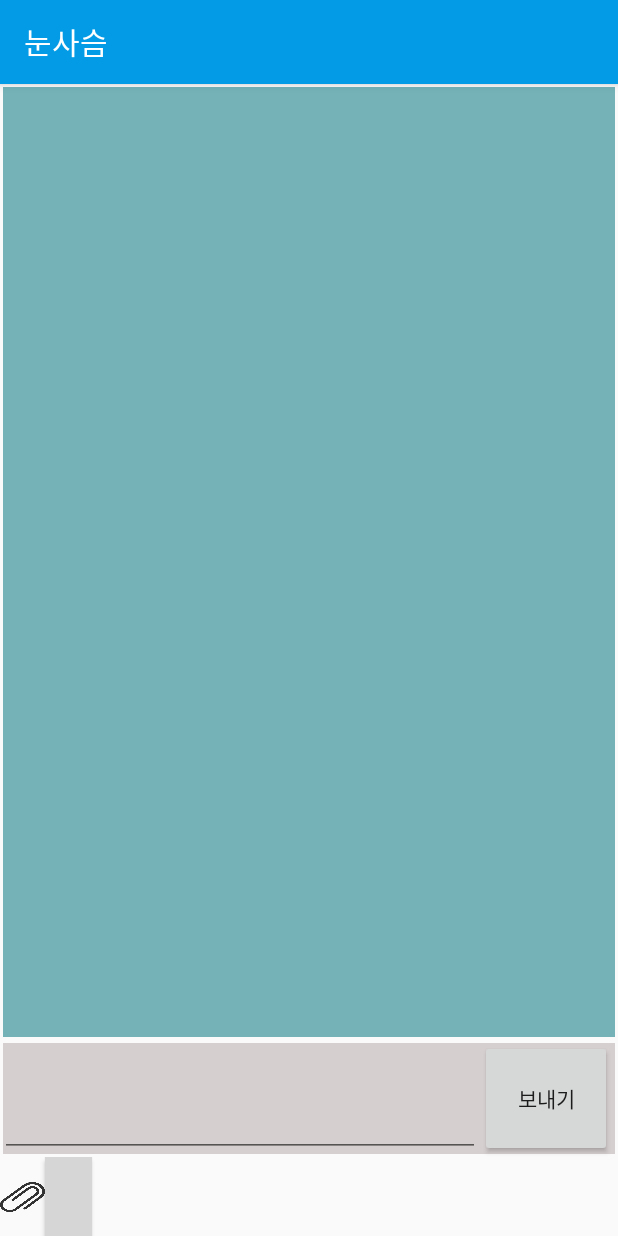
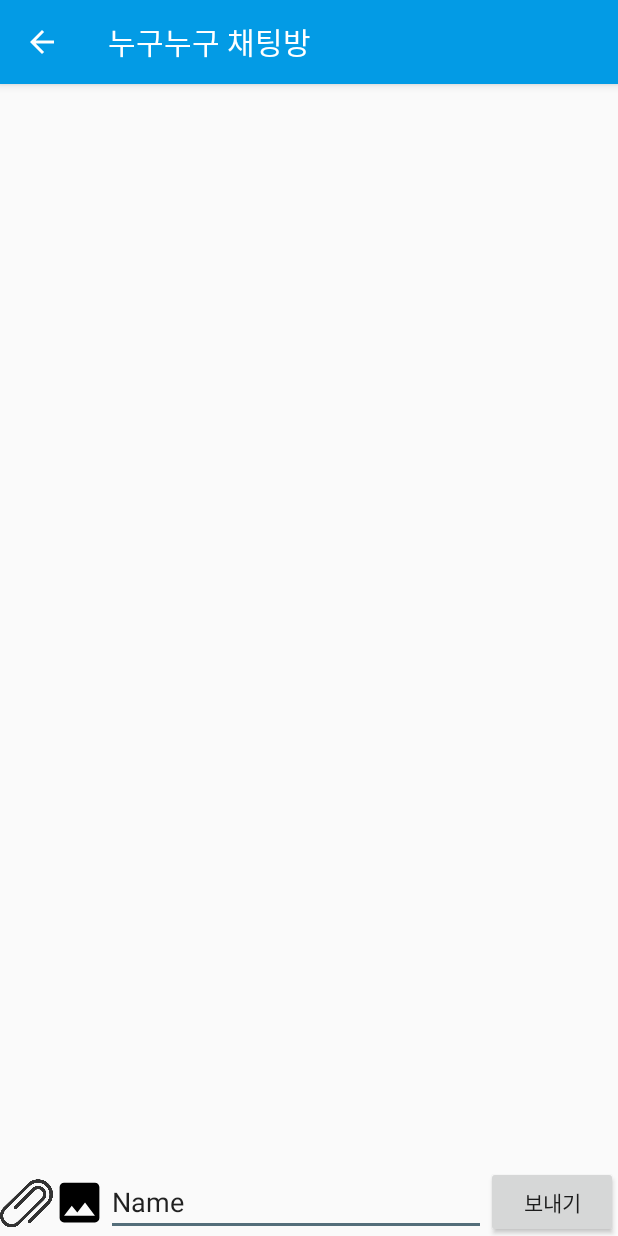
Before and after one commit to tmsgod2/IdeaBoard, an Android app: the ChatBoardActivity screen opened directly, with no data from a screen before it, on a phone screen of 412 x 824 dp. Run offline under Robolectric (Android 15) with nearby library versions, the phone set to English and light mode, and no system bars.

Commit message:
ChatBoardActivity, CleverIdeaBoard, IdeamainActivity의 상단 액션바에 뒤로가기 버튼 추가, ChatBoardActivity 레이아웃 수정

```diff
--- a/app/src/main/AndroidManifest.xml
+++ b/app/src/main/AndroidManifest.xml
@@ -15,7 +15,6 @@
         <activity android:name=".logintitle">
             <intent-filter>
                 <action android:name="android.intent.action.MAIN" />
-
                 <category android:name="android.intent.category.LAUNCHER" />
             </intent-filter>
         </activity>
--- a/app/src/main/java/com/capstonewansook/ideaboard/ChatBoardActivity.java
+++ b/app/src/main/java/com/capstonewansook/ideaboard/ChatBoardActivity.java
@@ -1,8 +1,11 @@
 package com.capstonewansook.ideaboard;
 
 import android.os.Bundle;
+import android.view.MenuItem;
 
+import androidx.annotation.NonNull;
 import androidx.annotation.Nullable;
+import androidx.appcompat.app.ActionBar;
 import androidx.appcompat.app.AppCompatActivity;
 
 public class ChatBoardActivity extends AppCompatActivity {
@@ -11,5 +14,23 @@ public class ChatBoardActivity extends AppCompatActivity {
     protected void onCreate(@Nullable Bundle savedInstanceState) {
         super.onCreate(savedInstanceState);
         setContentView(R.layout.activity_chatboard);
+
+        //상단 액션바의 뒤로가기 버튼을 위해 작성
+        ActionBar actionBar = getSupportActionBar();
+        actionBar.setTitle("누구누구 채팅방");
+
+        actionBar.setDisplayHomeAsUpEnabled(true);
+    }
+
+    //상단의 뒤로가기 버튼 클릭시 뒤로 감
+    @Override
+    public boolean onOptionsItemSelected(@NonNull MenuItem item) {
+        switch(item.getItemId()){
+            case android.R.id.home:
+                onBackPressed();
+                return true;
+        }
+
+        return super.onOptionsItemSelected(item);
     }
 }
--- a/app/src/main/res/layout/activity_chatboard.xml
+++ b/app/src/main/res/layout/activity_chatboard.xml
@@ -1,61 +1,59 @@
 <?xml version="1.0" encoding="utf-8"?>
-<LinearLayout xmlns:android="http://schemas.android.com/apk/res/android"
+<androidx.constraintlayout.widget.ConstraintLayout xmlns:android="http://schemas.android.com/apk/res/android"
     xmlns:app="http://schemas.android.com/apk/res-auto"
     xmlns:tools="http://schemas.android.com/tools"
     android:layout_width="match_parent"
     android:layout_height="match_parent"
-    android:orientation="vertical"
-    android:weightSum="9"
-    tools:context=".MainActivity">
+    tools:context=".IdeamainActivity">
+
+
+    <EditText
+        android:id="@+id/chatboard_editText"
+        android:layout_width="0dp"
+        android:layout_height="wrap_content"
+        android:ems="10"
+        android:inputType="textMultiLine"
+        android:text="Name"
+        app:layout_constraintBottom_toBottomOf="parent"
+        app:layout_constraintEnd_toStartOf="@+id/chatboard_sendButton"
+        app:layout_constraintHorizontal_bias="1.0"
+        app:layout_constraintStart_toEndOf="@+id/bt_gallery"
+        android:maxLines="4"
+        />
+
+    <Button
+        android:id="@+id/chatboard_sendButton"
+        android:layout_width="wrap_content"
+        android:layout_height="wrap_content"
+        android:text="보내기"
+        app:layout_constraintBottom_toBottomOf="parent"
+        app:layout_constraintEnd_toEndOf="parent"
+        app:layout_constraintTop_toTopOf="@+id/chatboard_editText" />
 
     <androidx.recyclerview.widget.RecyclerView
-        android:layout_width="match_parent"
-        android:layout_height="427dp"
-        android:layout_weight="7"
-        android:background="@drawable/recycleline" />
+        android:id="@+id/saple_recyclerview"
+        android:layout_width="0dp"
+        android:layout_height="0dp"
+        app:layout_constraintBottom_toTopOf="@+id/chatboard_editText"
+        app:layout_constraintEnd_toEndOf="parent"
+        app:layout_constraintStart_toStartOf="parent"
+        app:layout_constraintTop_toTopOf="parent" />
 
-    <LinearLayout
-        android:layout_width="match_parent"
-        android:layout_height="wrap_content"
-        android:layout_weight="1"
-        android:gravity="bottom"
-        android:orientation="horizontal"
-        android:background="@drawable/chatline">
+    <ImageView
+        android:id="@+id/bt_clib"
+        android:layout_width="35dp"
+        android:layout_height="35dp"
+        app:layout_constraintBottom_toBottomOf="parent"
+        app:layout_constraintStart_toStartOf="parent"
+        app:layout_constraintTop_toTopOf="@+id/chatboard_editText"
+        app:srcCompat="@drawable/bt_clib" />
 
-        <EditText
-            android:layout_width="320dp"
-            android:layout_height="match_parent"
-            android:gravity="bottom" />
-
-        <Button
-            android:id="@+id/bt_send"
-            android:layout_width="wrap_content"
-            android:layout_height="match_parent"
-            android:text="보내기" />
-    </LinearLayout>
-
-    <LinearLayout
-        android:layout_width="match_parent"
-        android:layout_height="wrap_content"
-        android:layout_gravity="bottom"
-        android:layout_weight="1"
-        android:gravity="bottom"
-        android:orientation="horizontal">
-
-        <Button
-            android:id="@+id/bt_clib"
-            android:layout_width="30dp"
-            android:layout_height="22dp"
-            android:background="@drawable/bt_clib"
-            android:padding="0dp"
-            android:scaleType="centerInside" />
-
-        <Button
-            android:id="@+id/bt_gallery"
-            android:layout_width="31dp"
-            android:layout_height="match_parent"
-            android:background="@drawable/bt_camera"
-            android:padding="0dp"
-            android:scaleType="centerInside" />
-    </LinearLayout>
-</LinearLayout>
+    <ImageView
+        android:id="@+id/bt_gallery"
+        android:layout_width="35dp"
+        android:layout_height="35dp"
+        app:layout_constraintBottom_toBottomOf="parent"
+        app:layout_constraintStart_toEndOf="@+id/bt_clib"
+        app:layout_constraintTop_toTopOf="@+id/chatboard_editText"
+        app:srcCompat="@drawable/ic_image_black_24dp" />
+</androidx.constraintlayout.widget.ConstraintLayout>
```
Also changed, not shown: app/src/main/java/com/capstonewansook/ideaboard/CleverIdeaBoard.java (+21 -0 lines), app/src/main/java/com/capstonewansook/ideaboard/IdeamainActivity.java (+23 -2 lines), app/src/main/res/layout/sample.xml (deleted, +0 -102 lines).
